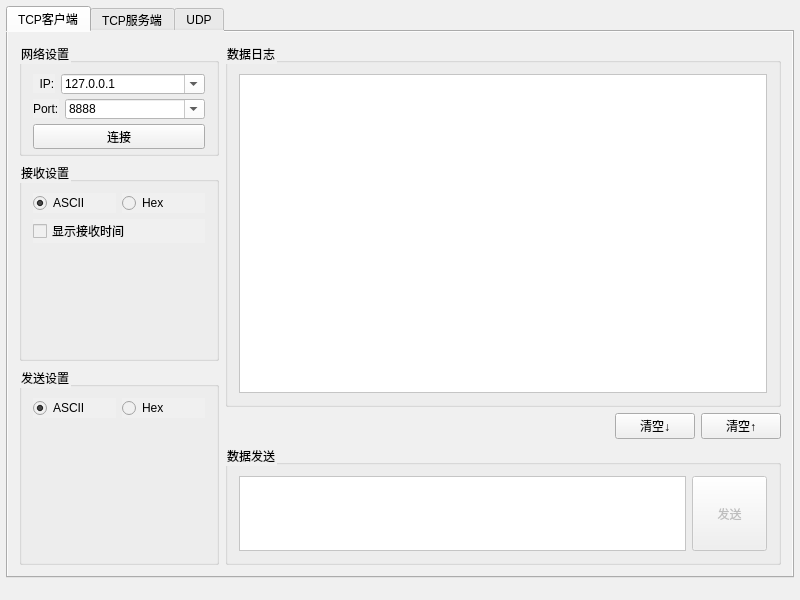
Before: the Qt Designer form mainwindow.ui in HangYongmao/NetDebugTools, drawn with Qt 5.
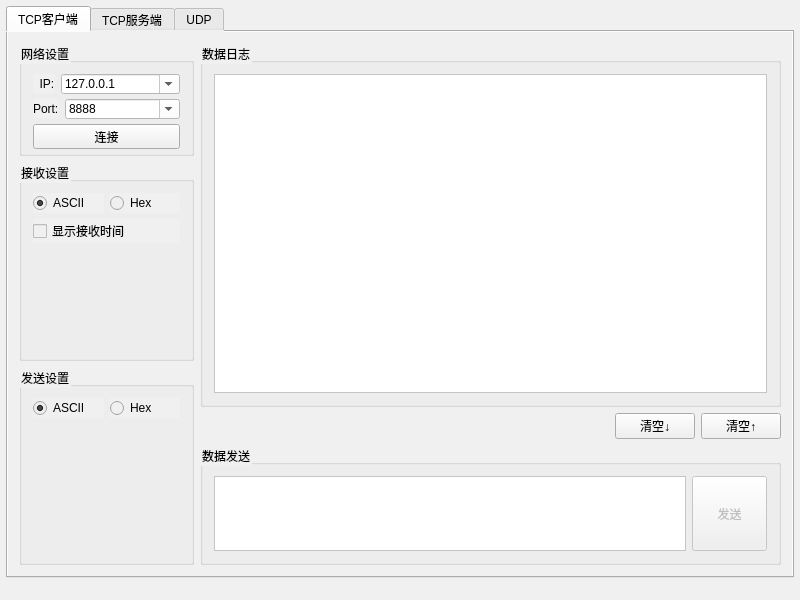
After: the same form once the commit is applied. Icons and pictures are not drawn.

Commit message: 修改界面布局.

The edit to the form file:
```diff
--- a/mainwindow.ui
+++ b/mainwindow.ui
@@ -54,13 +54,13 @@
             </property>
             <property name="minimumSize">
              <size>
-              <width>200</width>
+              <width>175</width>
               <height>113</height>
              </size>
             </property>
             <property name="maximumSize">
              <size>
-              <width>16777215</width>
+              <width>175</width>
               <height>113</height>
              </size>
             </property>
```
The commit also changes 1 other file.
